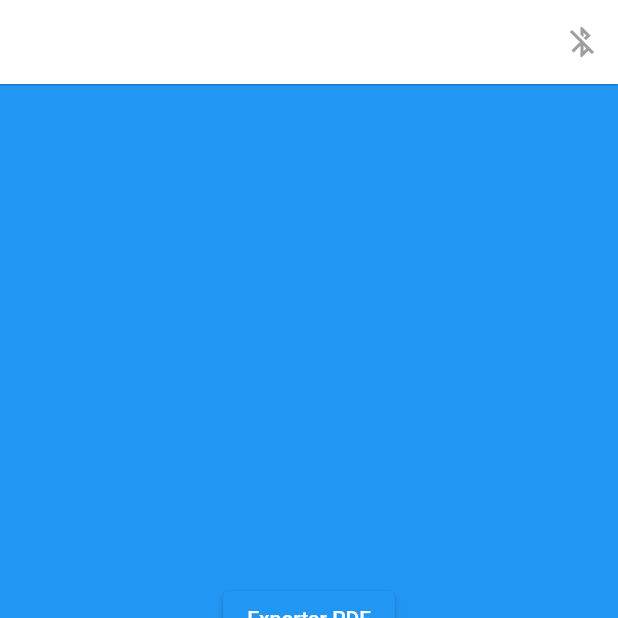
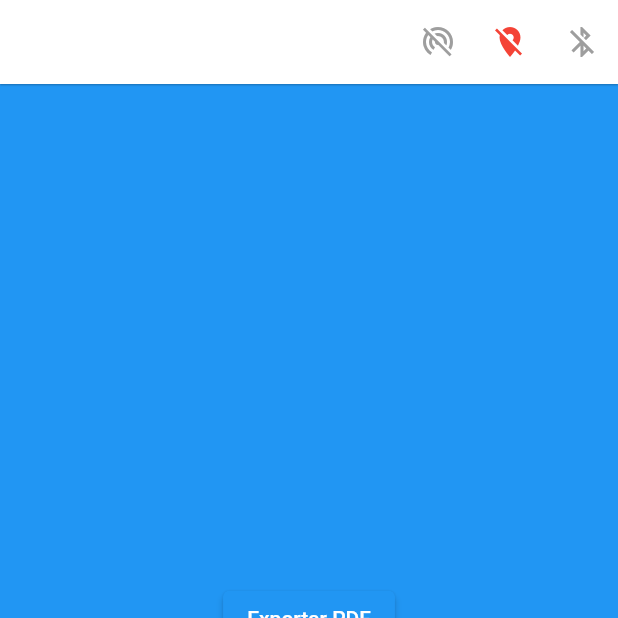
Before and after one commit to joaovitorgit/App-Indoor-Navigation, a Flutter app: the screen it shows after launch, on a phone screen of 412 x 824 dp, the top half of it. Run offline on Flutter 3.47's test engine with Material 2 defaults, Android fonts, the phone set to English and light mode, and no system bars; our stand-ins replace flutter_tts, get, open_file; missing offline and left inert: directed_graph, flutter_beacon, syncfusion_flutter_pdf.

Commit message:
feat: add permission handler to bluetooth and location services

```diff
--- a/lib/controller/controller_bluetooth.dart
+++ b/lib/controller/controller_bluetooth.dart
@@ -6,6 +6,16 @@ class RequirementStateController extends GetxController {
   final bluetoothState = BluetoothState.stateOff.obs; // Estado do bluetooth
   final _startScanning = false.obs; // Flag para iniciar o escaneamento
   final _pauseScanning = false.obs; // Flag para pausar o escaneamento
+
+  //------------------------------------------------------------------
+  var authorizationStatus = AuthorizationStatus.notDetermined.obs;
+  var locationService = false.obs;
+
+  bool get authorizationStatusOk =>
+      authorizationStatus.value == AuthorizationStatus.allowed ||
+      authorizationStatus.value == AuthorizationStatus.always;
+  bool get locationServiceEnabled => locationService.value;
+  //------------------------------------------------------------------
 
   bool get bluetoothEnabled => bluetoothState.value == BluetoothState.stateOn;  // Retorna se o bluetooth está ligado
 
@@ -32,4 +42,14 @@ class RequirementStateController extends GetxController {
   Stream<bool> get pausaStream { // Retorna o stream de pausar o escaneamento
     return _pauseScanning.stream;
   }
+
+  //----------------------------------------------------------------------------
+  updateAuthorizationStatus(AuthorizationStatus status) {
+    authorizationStatus.value = status;
+  }
+
+  updateLocationService(bool flag) {
+    locationService.value = flag;
+  }
+  //--------------------------------------------------------------------------
 }
--- a/lib/view/view_inicial.dart
+++ b/lib/view/view_inicial.dart
@@ -42,13 +42,32 @@ class _HomePageState extends State<HomePage> with WidgetsBindingObserver {
     controller.atualizaEstadoBluetooth(bluetoothState);
     _streamBluetooth.printInfo();
 
-    if (controller.bluetoothEnabled) {
-      if (currentIndex == 0) {
-        controller.iniciaEscaneamento();
-      }
-    } else {
-      controller.pausaEscaneamento();
-    }
+    //----------------------------------------------------------------------------------------
+    final authorizationStatus = await flutterBeacon.authorizationStatus;
+    controller.updateAuthorizationStatus(authorizationStatus);
+
+    final locationServiceEnabled =
+        await flutterBeacon.checkLocationServicesIfEnabled;
+    controller.updateLocationService(locationServiceEnabled);
+    //----------------------------------------------------------------------------------------
+
+    // if (controller.bluetoothEnabled) {
+    //   if (currentIndex == 0) {
+    //     controller.iniciaEscaneamento();
+    //   }
+    // } else {
+    //   controller.pausaEscaneamento();
+    // }
+
+    if (controller.bluetoothEnabled &&
+        controller.authorizationStatusOk &&
+        controller.locationServiceEnabled){
+          if(currentIndex == 0){
+            controller.iniciaEscaneamento();
+          }else{
+            controller.pausaEscaneamento();
+          }
+        }
   }
 
   @override
@@ -78,6 +97,51 @@ class _HomePageState extends State<HomePage> with WidgetsBindingObserver {
         title: const Text('Projeto'),
         centerTitle: false,
         actions: <Widget>[
+          Obx((){
+            if (!controller.locationServiceEnabled)
+              return IconButton(
+                tooltip: 'Not Determined',
+                icon: Icon(Icons.portable_wifi_off),
+                color: Colors.grey,
+                onPressed: () {},
+              );
+
+            if (!controller.authorizationStatusOk)
+              return IconButton(
+                tooltip: 'Not Authorized',
+                icon: Icon(Icons.portable_wifi_off),
+                color: Colors.red,
+                onPressed: () async {
+                  await flutterBeacon.requestAuthorization;
+                },
+              );
+
+            return IconButton(
+              tooltip: 'Authorized',
+              icon: Icon(Icons.wifi_tethering),
+              color: Colors.blue,
+              onPressed: () async {
+                await flutterBeacon.requestAuthorization;
+              },
+            );
+          }),
+          Obx((){
+            return IconButton(
+              tooltip: controller.locationServiceEnabled
+                  ? 'Location Service ON'
+                  : 'Location Service OFF',
+              icon: Icon(
+                controller.locationServiceEnabled
+                    ? Icons.location_on
+                    : Icons.location_off,
+              ),
+              color:
+                  controller.locationServiceEnabled ? Colors.blue : Colors.red,
+              onPressed: controller.locationServiceEnabled
+                  ? () {}
+                  : handleOpenLocationSettings,
+            );
+          }),
           Obx(() {
             final state = controller
                 .bluetoothState.value;
@@ -147,6 +211,33 @@ class _HomePageState extends State<HomePage> with WidgetsBindingObserver {
     );
   }
 
+
+
+
+  handleOpenLocationSettings() async {
+    if (Platform.isAndroid) {
+      await flutterBeacon.openLocationSettings;
+    } else if (Platform.isIOS) {
+      await showDialog(
+        context: context,
+        builder: (context) {
+          return AlertDialog(
+            title: Text('Location Services Off'),
+            content: Text(
+              'Please enable Location Services on Settings > Privacy > Location Services.',
+            ),
+            actions: [
+              TextButton(
+                onPressed: () => Navigator.pop(context),
+                child: Text('OK'),
+              ),
+            ],
+          );
+        },
+      );
+    }
+  }
+
   handleOpenBluetooth() async {
     if (Platform.isAndroid) {
       try {
```
Also changed, not shown: lib/view/view_scan.dart (+10 -1 lines).
